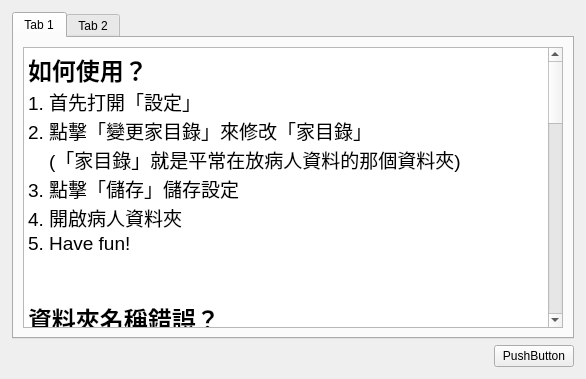
First picture: the form in faqwindow.ui, repository j71200/DentistHelper, before the edit.
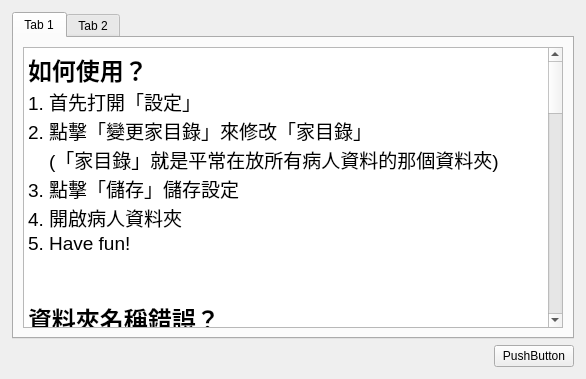
Second picture: the form after the edit.

Commit message: Auto load folder is refined - 3

Diff of the .ui file:
```diff
--- a/faqwindow.ui
+++ b/faqwindow.ui
@@ -49,7 +49,7 @@
 &lt;p style=&quot; margin-top:0px; margin-bottom:0px; margin-left:0px; margin-right:0px; -qt-block-indent:0; text-indent:0px;&quot;&gt;&lt;span style=&quot; font-size:18pt; font-weight:600;&quot;&gt;如何使用？&lt;/span&gt;&lt;/p&gt;
 &lt;p style=&quot; margin-top:0px; margin-bottom:0px; margin-left:0px; margin-right:0px; -qt-block-indent:0; text-indent:0px;&quot;&gt;&lt;span style=&quot; font-size:14pt;&quot;&gt;1. 首先打開「設定」&lt;/span&gt;&lt;/p&gt;
 &lt;p style=&quot; margin-top:0px; margin-bottom:0px; margin-left:0px; margin-right:0px; -qt-block-indent:0; text-indent:0px;&quot;&gt;&lt;span style=&quot; font-size:14pt;&quot;&gt;2. 點擊「變更家目錄」來修改「家目錄」&lt;/span&gt;&lt;/p&gt;
-&lt;p style=&quot; margin-top:0px; margin-bottom:0px; margin-left:0px; margin-right:0px; -qt-block-indent:0; text-indent:0px;&quot;&gt;&lt;span style=&quot; font-size:14pt;&quot;&gt;    (「家目錄」就是平常在放病人資料的那個資料夾)&lt;/span&gt;&lt;/p&gt;
+&lt;p style=&quot; margin-top:0px; margin-bottom:0px; margin-left:0px; margin-right:0px; -qt-block-indent:0; text-indent:0px;&quot;&gt;&lt;span style=&quot; font-size:14pt;&quot;&gt;    (「家目錄」就是平常在放所有病人資料的那個資料夾)&lt;/span&gt;&lt;/p&gt;
 &lt;p style=&quot; margin-top:0px; margin-bottom:0px; margin-left:0px; margin-right:0px; -qt-block-indent:0; text-indent:0px;&quot;&gt;&lt;span style=&quot; font-size:14pt;&quot;&gt;3. 點擊「儲存」儲存設定&lt;/span&gt;&lt;/p&gt;
 &lt;p style=&quot; margin-top:0px; margin-bottom:0px; margin-left:0px; margin-right:0px; -qt-block-indent:0; text-indent:0px;&quot;&gt;&lt;span style=&quot; font-size:14pt;&quot;&gt;4. 開啟病人資料夾&lt;/span&gt;&lt;/p&gt;
 &lt;p style=&quot; margin-top:0px; margin-bottom:0px; margin-left:0px; margin-right:0px; -qt-block-indent:0; text-indent:0px;&quot;&gt;&lt;span style=&quot; font-size:14pt;&quot;&gt;5. Have fun!&lt;/span&gt;&lt;/p&gt;
@@ -85,7 +85,15 @@
 &lt;p style=&quot; margin-top:0px; margin-bottom:0px; margin-left:0px; margin-right:0px; -qt-block-indent:0; text-indent:0px;&quot;&gt;&lt;span style=&quot; font-size:18pt; font-weight:600;&quot;&gt;有哪些快捷鍵可以使用?&lt;/span&gt;&lt;/p&gt;
 &lt;p style=&quot; margin-top:0px; margin-bottom:0px; margin-left:0px; margin-right:0px; -qt-block-indent:0; text-indent:0px;&quot;&gt;&lt;span style=&quot; font-size:14pt;&quot;&gt;ctrl + O: 打開病人資料夾&lt;/span&gt;&lt;/p&gt;
 &lt;p style=&quot; margin-top:0px; margin-bottom:0px; margin-left:0px; margin-right:0px; -qt-block-indent:0; text-indent:0px;&quot;&gt;&lt;span style=&quot; font-size:14pt;&quot;&gt;space: 填滿視窗&lt;/span&gt;&lt;/p&gt;
-&lt;p style=&quot;-qt-paragraph-type:empty; margin-top:0px; margin-bottom:0px; margin-left:0px; margin-right:0px; -qt-block-indent:0; text-indent:0px;&quot;&gt;&lt;br /&gt;&lt;/p&gt;&lt;/body&gt;&lt;/html&gt;</string>
+&lt;p style=&quot;-qt-paragraph-type:empty; margin-top:0px; margin-bottom:0px; margin-left:0px; margin-right:0px; -qt-block-indent:0; text-indent:0px;&quot;&gt;&lt;br /&gt;&lt;/p&gt;
+&lt;p style=&quot;-qt-paragraph-type:empty; margin-top:0px; margin-bottom:0px; margin-left:0px; margin-right:0px; -qt-block-indent:0; text-indent:0px;&quot;&gt;&lt;br /&gt;&lt;/p&gt;
+&lt;p style=&quot; margin-top:0px; margin-bottom:0px; margin-left:0px; margin-right:0px; -qt-block-indent:0; text-indent:0px;&quot;&gt;&lt;span style=&quot; font-size:18pt; font-weight:600;&quot;&gt;有哪些注意事項？&lt;/span&gt;&lt;/p&gt;
+&lt;p style=&quot; margin-top:0px; margin-bottom:0px; margin-left:0px; margin-right:0px; -qt-block-indent:0; text-indent:0px;&quot;&gt;&lt;span style=&quot; font-size:14pt;&quot;&gt;1. 在程式的資料夾中有一個&lt;/span&gt;&lt;span style=&quot; font-size:14pt; color:#ff0000;&quot;&gt;「my_preferences.txt」&lt;/span&gt;&lt;/p&gt;
+&lt;p style=&quot; margin-top:0px; margin-bottom:0px; margin-left:0px; margin-right:0px; -qt-block-indent:0; text-indent:0px;&quot;&gt;&lt;span style=&quot; font-size:14pt;&quot;&gt;    裡面記錄的是程式的設定，&lt;/span&gt;&lt;span style=&quot; font-size:14pt; color:#ff0000;&quot;&gt;請不要更動或刪除！&lt;/span&gt;&lt;/p&gt;
+&lt;p style=&quot; margin-top:0px; margin-bottom:0px; margin-left:0px; margin-right:0px; -qt-block-indent:0; text-indent:0px;&quot;&gt;&lt;span style=&quot; font-size:14pt;&quot;&gt;2. 程式會自動把病人的記錄放在病人資料夾裡面，&lt;/span&gt;&lt;/p&gt;
+&lt;p style=&quot; margin-top:0px; margin-bottom:0px; margin-left:0px; margin-right:0px; -qt-block-indent:0; text-indent:0px;&quot;&gt;&lt;span style=&quot; font-size:14pt;&quot;&gt;    &lt;/span&gt;&lt;span style=&quot; font-size:14pt; color:#ff0000;&quot;&gt;檔案名稱為「病人資料夾名稱_note.txt」&lt;/span&gt;&lt;/p&gt;
+&lt;p style=&quot; margin-top:0px; margin-bottom:0px; margin-left:0px; margin-right:0px; -qt-block-indent:0; text-indent:0px;&quot;&gt;&lt;span style=&quot; font-size:14pt; color:#ff0000;&quot;&gt;    請勿更動或刪除！&lt;/span&gt;&lt;/p&gt;
+&lt;p style=&quot;-qt-paragraph-type:empty; margin-top:0px; margin-bottom:0px; margin-left:0px; margin-right:0px; -qt-block-indent:0; text-indent:0px; font-size:14pt;&quot;&gt;&lt;br /&gt;&lt;/p&gt;&lt;/body&gt;&lt;/html&gt;</string>
          </property>
         </widget>
        </item>
```
The commit also changes 1 other file.
